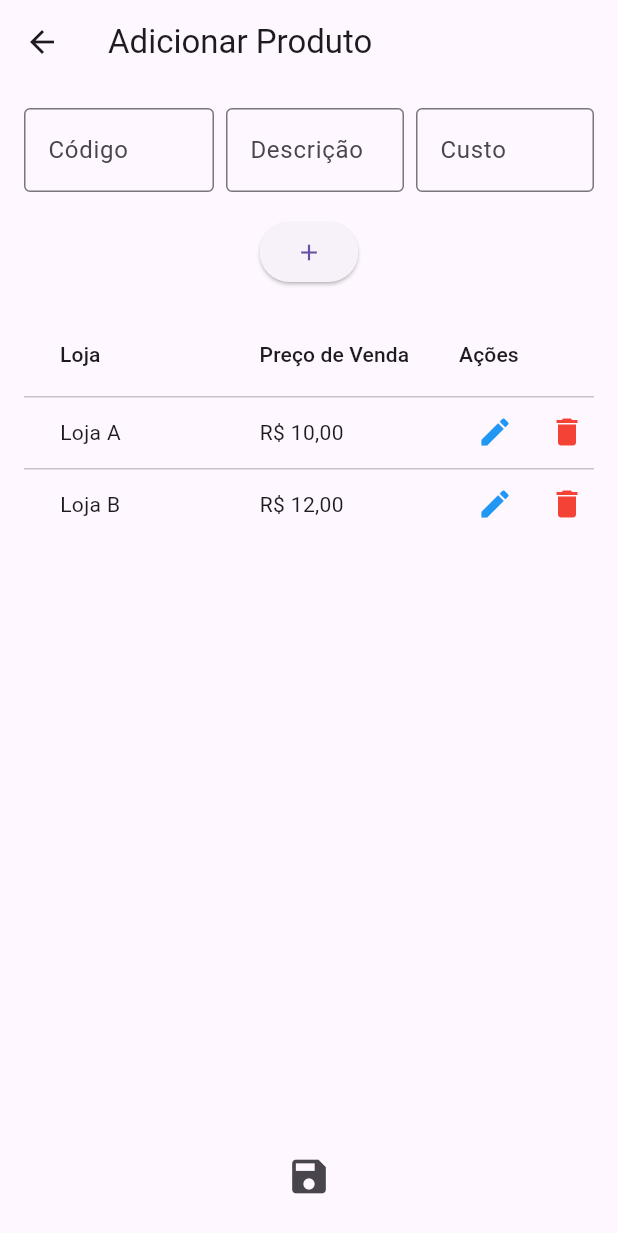
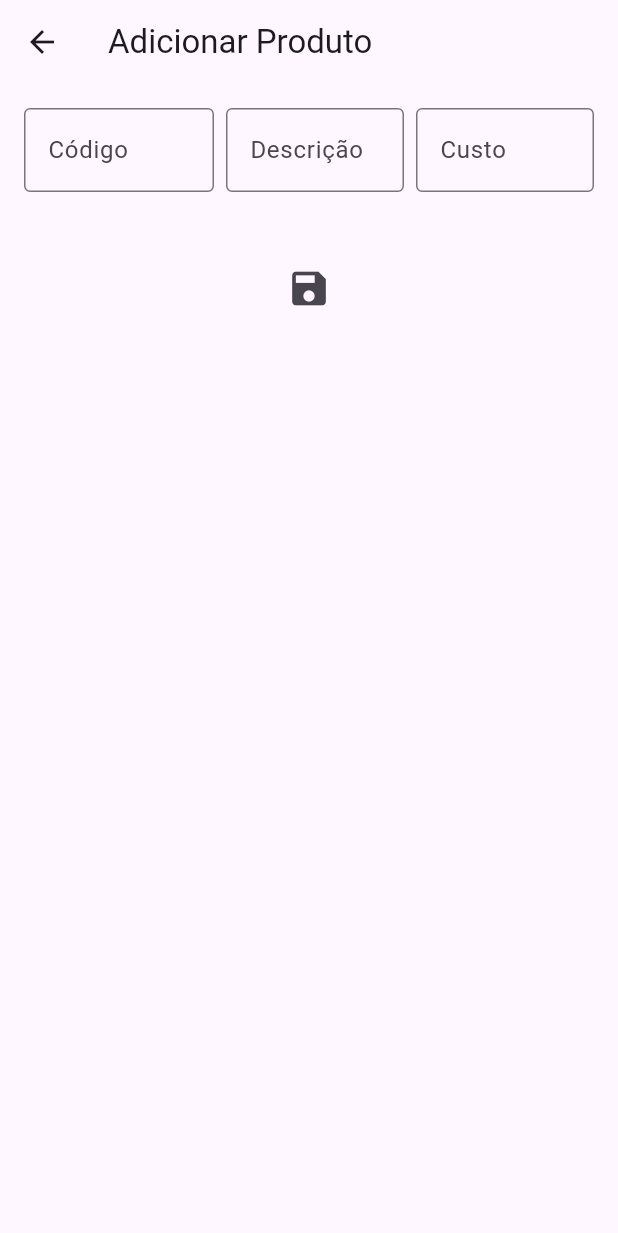
Before and after one commit to diegorafaelgit/consulta_produtos, a Flutter app: the PaginaProduto screen opened directly, on a phone screen of 412 x 824 dp. Shown: the top 1233 px of the screen. Run offline on Flutter 3.47's test engine with Material 3 defaults, Android fonts, the phone set to English and light mode, and no system bars; network calls fail.

Commit message:
comentando a parte de loja para fazer o crud de produtos

```diff
--- a/lib/main.dart
+++ b/lib/main.dart
@@ -281,79 +281,79 @@ class PaginaProdutoEdicao extends State<PaginaProduto> {
   final TextEditingController controllerLoja = TextEditingController();
   final TextEditingController controllerPrecoVenda = TextEditingController();
 
-  @override
-  void initState() {
-    super.initState();
-    // Adiciona os itens teste de loja e preço
-    tabelaLojas.addAll([
-      {'loja': 'Loja A', 'precoVenda': 'R\$ 10,00'},
-      {'loja': 'Loja B', 'precoVenda': 'R\$ 12,00'},
-    ]);
+  // @override
+  // void initState() {
+  //   super.initState();
+  //   // Adiciona os itens teste de loja e preço
+  //   tabelaLojas.addAll([
+  //     {'loja': 'Loja A', 'precoVenda': 'R\$ 10,00'},
+  //     {'loja': 'Loja B', 'precoVenda': 'R\$ 12,00'},
+  //   ]);
 
-    if (widget.isEditing) {
-      controllerLoja.text = widget.loja ?? '';
-      controllerPrecoVenda.text = widget.precoVenda ?? '';
-    }
-  }
+  //   if (widget.isEditing) {
+  //     controllerLoja.text = widget.loja ?? '';
+  //     controllerPrecoVenda.text = widget.precoVenda ?? '';
+  //   }
+  // }
 
-  void mostrarItensLoja({Map<String, String>? item}) {
-    final TextEditingController storeController = TextEditingController(
-      text: item != null ? item['loja'] : '',
-    );
-    final TextEditingController priceController = TextEditingController(
-      text: item != null ? item['precoVenda'] : '',
-    );
+  // void mostrarItensLoja({Map<String, String>? item}) {
+  //   final TextEditingController storeController = TextEditingController(
+  //     text: item != null ? item['loja'] : '',
+  //   );
+  //   final TextEditingController priceController = TextEditingController(
+  //     text: item != null ? item['precoVenda'] : '',
+  //   );
 
-    showDialog(
-      context: context,
-      builder: (context) {
-        return AlertDialog(
-          title: Text(item != null ? 'Editar Loja' : 'Adicionar Loja'),
-          content: Column(
-            mainAxisSize: MainAxisSize.min,
-            children: [
-              TextField(
-                controller: storeController,
-                decoration: InputDecoration(labelText: 'Loja'),
-              ),
-              TextField(
-                controller: priceController,
-                decoration: InputDecoration(labelText: 'Preço de Venda'),
-                keyboardType: TextInputType.number,
-              ),
-            ],
-          ),
-          actions: [
-            TextButton(
-              onPressed: () {
-                Navigator.of(context).pop();
-              },
-              child: Text('Cancelar'),
-            ),
-            TextButton(
-              onPressed: () {
-                if (item != null) {
-                  setState(() {
-                    item['loja'] = storeController.text;
-                    item['precoVenda'] = priceController.text;
-                  });
-                } else {
-                  setState(() {
-                    tabelaLojas.add({
-                      'loja': storeController.text,
-                      'precoVenda': priceController.text,
-                    });
-                  });
-                }
-                Navigator.of(context).pop();
-              },
-              child: Text('Salvar'),
-            ),
-          ],
-        );
-      },
-    );
-  }
+  //   showDialog(
+  //     context: context,
+  //     builder: (context) {
+  //       return AlertDialog(
+  //         title: Text(item != null ? 'Editar Loja' : 'Adicionar Loja'),
+  //         content: Column(
+  //           mainAxisSize: MainAxisSize.min,
+  //           children: [
+  //             TextField(
+  //               controller: storeController,
+  //               decoration: InputDecoration(labelText: 'Loja'),
+  //             ),
+  //             TextField(
+  //               controller: priceController,
+  //               decoration: InputDecoration(labelText: 'Preço de Venda'),
+  //               keyboardType: TextInputType.number,
+  //             ),
+  //           ],
+  //         ),
+  //         actions: [
+  //           TextButton(
+  //             onPressed: () {
+  //               Navigator.of(context).pop();
+  //             },
+  //             child: Text('Cancelar'),
+  //           ),
+  //           TextButton(
+  //             onPressed: () {
+  //               if (item != null) {
+  //                 setState(() {
+  //                   item['loja'] = storeController.text;
+  //                   item['precoVenda'] = priceController.text;
+  //                 });
+  //               } else {
+  //                 setState(() {
+  //                   tabelaLojas.add({
+  //                     'loja': storeController.text,
+  //                     'precoVenda': priceController.text,
+  //                   });
+  //                 });
+  //               }
+  //               Navigator.of(context).pop();
+  //             },
+  //             child: Text('Salvar'),
+  //           ),
+  //         ],
+  //       );
+  //     },
+  //   );
+  // }
 
   @override
   Widget build(BuildContext context) {
@@ -405,74 +405,74 @@ class PaginaProdutoEdicao extends State<PaginaProduto> {
             ),
             SizedBox(height: 16),
             // Botão para abrir modal para adicionar uma nova loja
-            ElevatedButton(
-              onPressed: () {
-                mostrarItensLoja();
-              },
-              child: Row(
-                mainAxisSize: MainAxisSize.min,
-                children: [
-                  Icon(Icons.add),
-                ],
-              ),
-            ),
-            SizedBox(height: 16),
-            // Tabela de lojas relacionadas a esse item
-            Expanded(
-              child: LayoutBuilder(
-                builder: (context, constraints) {
-                  return DataTable(
-                    columnSpacing: constraints.maxWidth * 0.05,
-                    columns: [
-                      DataColumn(
-                        label: Container(
-                          width: constraints.maxWidth * 0.3,
-                          child: Text('Loja'),
-                        ),
-                      ),
-                      DataColumn(
-                        label: Container(
-                          width: constraints.maxWidth * 0.3,
-                          child: Text('Preço de Venda'),
-                        ),
-                      ),
-                      DataColumn(
-                        label: Container(
-                          width: constraints.maxWidth * 0.3,
-                          child: Text('Ações'),
-                        ),
-                      ),
-                    ],
-                    rows: tabelaLojas.map((item) {
-                      return DataRow(cells: [
-                        DataCell(Text(item['loja']!)),
-                        DataCell(Text(item['precoVenda']!)),
-                        DataCell(Row(
-                          children: [
-                            IconButton(
-                              icon: Icon(Icons.edit, color: Colors.blue),
-                              onPressed: () {
-                                mostrarItensLoja(item: item);
-                              },
-                            ),
-                            IconButton(
-                              icon: Icon(Icons.delete, color: Colors.red),
-                              onPressed: () {
-                                setState(() {
-                                  tabelaLojas.remove(item);
-                                });
-                              },
-                            ),
-                          ],
-                        )),
-                      ]);
-                    }).toList(),
-                  );
-                },
-              ),
-            ),
+            // ElevatedButton(
+            //   onPressed: () {
+            //     mostrarItensLoja();
+            //   },
+            //   child: Row(
+            //     mainAxisSize: MainAxisSize.min,
+            //     children: [
+            //       Icon(Icons.add),
+            //     ],
+            //   ),
+            // ),
+            // SizedBox(height: 16),
+            // // Tabela de lojas relacionadas a esse item
+            // Expanded(
+            //   child: LayoutBuilder(
+            //     builder: (context, constraints) {
+            //       return DataTable(
+            //         columnSpacing: constraints.maxWidth * 0.05,
+            //         columns: [
+            //           DataColumn(
+            //             label: Container(
+            //               width: constraints.maxWidth * 0.3,
+            //               child: Text('Loja'),
+            //             ),
+            //           ),
+            //           DataColumn(
+            //             label: Container(
+            //               width: constraints.maxWidth * 0.3,
+            //               child: Text('Preço de Venda'),
+            //             ),
+            //           ),
+            //           DataColumn(
+            //             label: Container(
+            //               width: constraints.maxWidth * 0.3,
+            //               child: Text('Ações'),
+            //             ),
+            //           ),
+            //         ],
+            //         rows: tabelaLojas.map((item) {
+            //           return DataRow(cells: [
+            //             DataCell(Text(item['loja']!)),
+            //             DataCell(Text(item['precoVenda']!)),
+            //             DataCell(Row(
+            //               children: [
+            //                 IconButton(
+            //                   icon: Icon(Icons.edit, color: Colors.blue),
+            //                   onPressed: () {
+            //                     mostrarItensLoja(item: item);
+            //                   },
+            //                 ),
+            //                 IconButton(
+            //                   icon: Icon(Icons.delete, color: Colors.red),
+            //                   onPressed: () {
+            //                     setState(() {
+            //                       tabelaLojas.remove(item);
+            //                     });
+            //                   },
+            //                 ),
+            //               ],
+            //             )),
+            //           ]);
+            //         }).toList(),
+            //       );
+            //     },
+            //   ),
+            // ),
             SizedBox(height: 24),
-            // Botão para salvar as alterações da inserção/edição do produto
+            //  Botão para salvar as alterações da inserção/edição do produto
             IconButton(
               icon: Icon(Icons.save, size: 30),
               onPressed: () {
```
